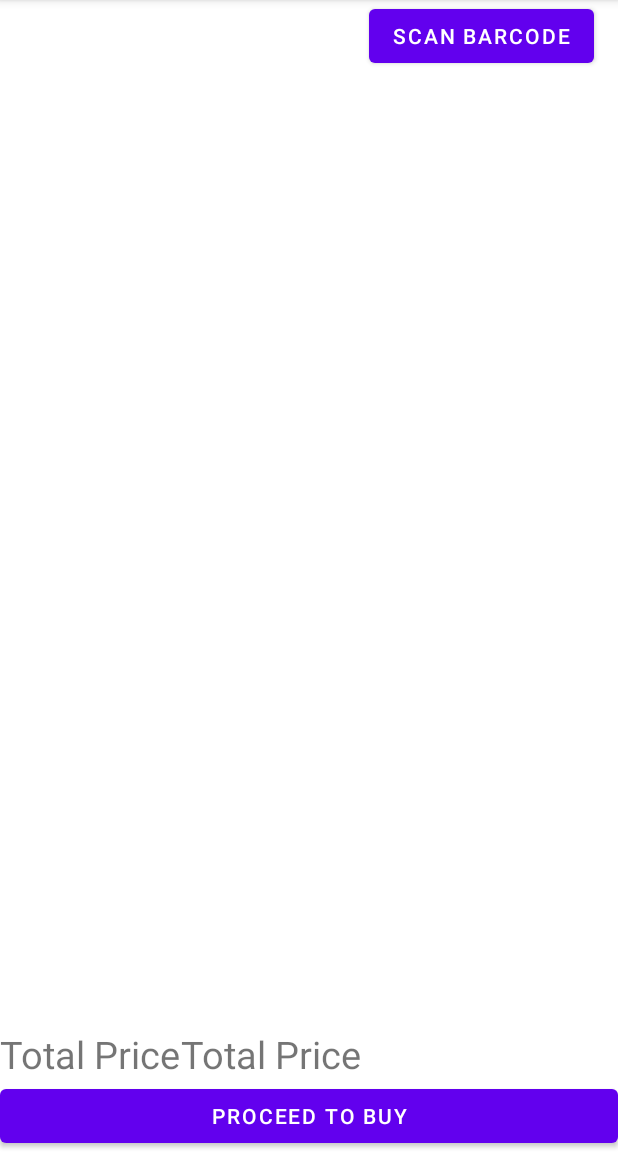
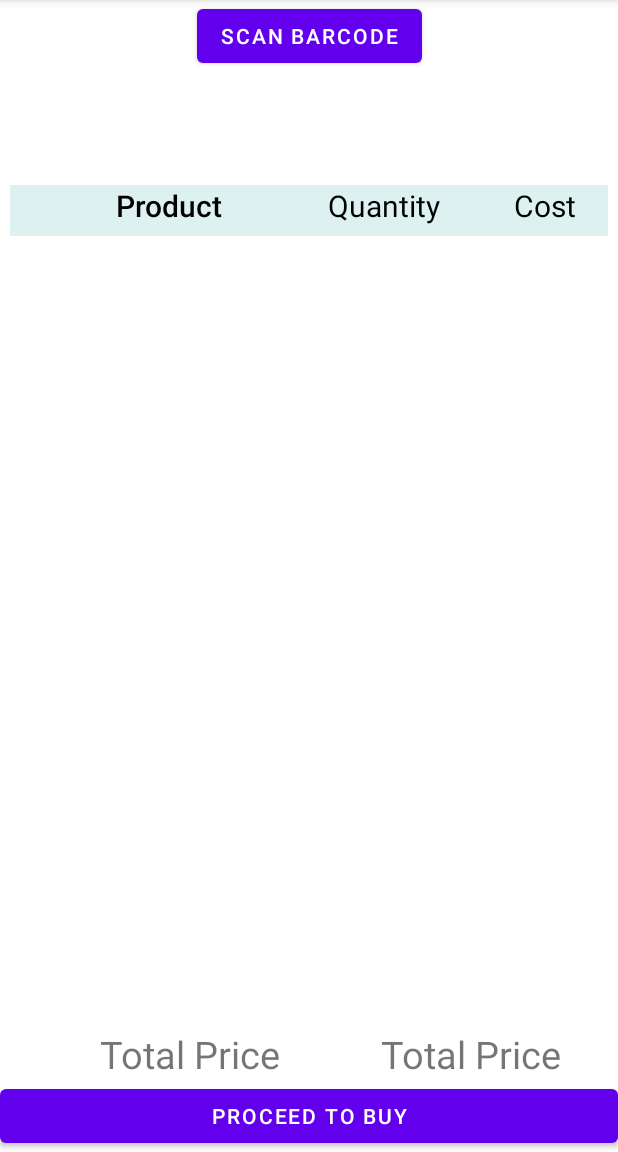
Before and after one commit to Narasimha-YL/shopApp, an Android app: the screen it shows after launch (MainActivity), on a phone screen of 412 x 824 dp, the part 84-1236 px from its top. Run offline under Robolectric (Android 15) with nearby library versions, the phone set to English and light mode, and no system bars.

Commit message:
Added quantity and adjusted UI

```diff
--- a/app/src/main/java/com/book/shopapp/BarcodeScanner.java
+++ b/app/src/main/java/com/book/shopapp/BarcodeScanner.java
@@ -46,7 +46,7 @@ public class BarcodeScanner extends AppCompatActivity {
         setContentView(R.layout.activity_barcode_scanner);
         products_name.put("8901287100211","Mysore Sandal");
         products_cost.put("8901287100211",62);
-        products_name.put("8901571004614","Sensodyne Toothpaste");
+        products_name.put("8901571004614","Sensodyne Toothpaste double extra pieces nice ");
         products_cost.put("8901571004614",110);
         toneGen1 = new ToneGenerator(AudioManager.STREAM_MUSIC, 100);
         surfaceView = findViewById(R.id.surface_view);
--- /dev/null
+++ b/app/src/main/res/drawable/blackcolor.xml
@@ -0,0 +1,3 @@
+<?xml version="1.0" encoding="utf-8"?>
+<color android:color="@color/black"
+    xmlns:android="http://schemas.android.com/apk/res/android" />
--- /dev/null
+++ b/app/src/main/res/drawable/colordarkforitemlist.xml
@@ -0,0 +1,3 @@
+<?xml version="1.0" encoding="utf-8"?>
+<color android:color="#252727"
+    xmlns:android="http://schemas.android.com/apk/res/android" />
--- /dev/null
+++ b/app/src/main/res/drawable/whitecol.xml
@@ -0,0 +1,3 @@
+<?xml version="1.0" encoding="utf-8"?>
+<color android:color="#FFFFFF"
+    xmlns:android="http://schemas.android.com/apk/res/android" />
--- a/app/src/main/res/layout/activity_main.xml
+++ b/app/src/main/res/layout/activity_main.xml
@@ -13,10 +13,9 @@
         android:onClick="callScanner"
         android:text="Scan Barcode"
         app:layout_constraintEnd_toEndOf="parent"
-        app:layout_constraintHorizontal_bias="0.938"
         app:layout_constraintStart_toStartOf="parent"
         tools:ignore="MissingConstraints"
-        tools:layout_editor_absoluteY="0dp"></Button>
+        tools:layout_editor_absoluteY="30dp"></Button>
 
     <ScrollView
         android:id="@+id/cart"
@@ -28,7 +27,44 @@
         <TableLayout
             android:layout_width="match_parent"
             android:layout_height="match_parent"
-            android:id="@+id/table">
+            android:id="@+id/table"
+            android:gravity="center"
+            >
+            <TableRow android:layout_width="match_parent"
+                android:layout_height="wrap_content"
+                android:background="#DDF1F0"
+                android:paddingBottom="10px"
+                android:layout_margin="10px"
+                >
+                <TextView
+                    android:layout_height="wrap_content"
+                    android:layout_width="match_parent"
+                    android:text="Product"
+                    android:textSize="20dp"
+                    android:fontFamily="sans-serif-medium"
+                    android:textColor="@color/black"
+                    android:gravity="center"
+                    android:layout_weight="2"/>
+
+                <TextView
+                    android:layout_width="match_parent"
+                    android:layout_height="wrap_content"
+                    android:layout_gravity="center"
+                    android:textSize="20dp"
+                    android:textColor="@color/black"
+                    android:layout_weight="0.7"
+                    android:text="Quantity" />
+
+                <TextView
+                    android:layout_width="wrap_content"
+                    android:layout_height="wrap_content"
+                    android:layout_gravity="center"
+                    android:layout_weight="0.3"
+                    android:textSize="20dp"
+                    android:text="Cost"
+                    android:textColor="@color/black" />
+
+            </TableRow>
 
         </TableLayout>
 
@@ -43,12 +79,14 @@
 
         <TableRow
             android:layout_width="fill_parent"
-            android:layout_height="fill_parent">
+            android:layout_height="fill_parent"
+            >
 
             <TextView
                 android:layout_width="wrap_content"
                 android:layout_height="wrap_content"
                 android:layout_column="1"
+                android:paddingHorizontal="100px"
                 android:text="Total Price"
             android:textSize="25dp" />
 
```
Also changed, not shown: app/src/main/java/com/book/shopapp/MainActivity.java (+37 -5 lines).
